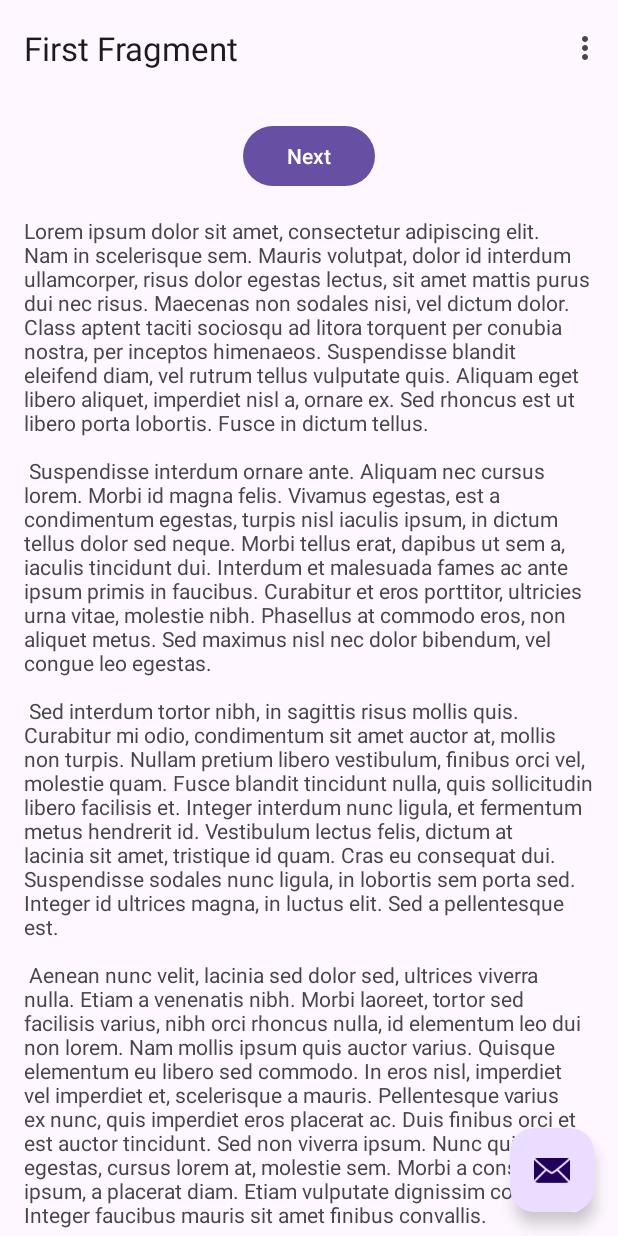
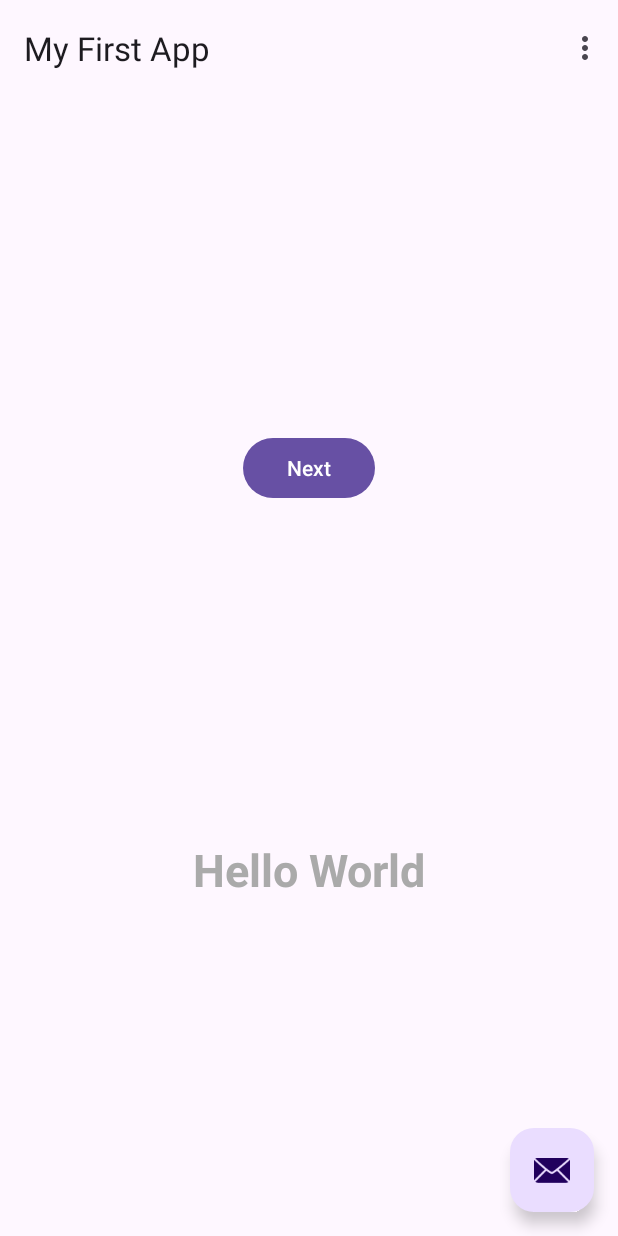
Before and after one commit to twopercentjazz/CSB430_Android, an Android app: the screen it shows after launch (MainActivity), on a phone screen of 412 x 824 dp. Run offline under Robolectric (Android 15) with nearby library versions, the phone set to English and light mode, and no system bars; our stand-ins replace navigation-ui.

```diff
--- a/app/src/main/res/layout/fragment_first.xml
+++ b/app/src/main/res/layout/fragment_first.xml
@@ -1,15 +1,14 @@
 <?xml version="1.0" encoding="utf-8"?>
-<androidx.core.widget.NestedScrollView xmlns:android="http://schemas.android.com/apk/res/android"
+
+
+    <androidx.constraintlayout.widget.ConstraintLayout
         xmlns:app="http://schemas.android.com/apk/res-auto"
         xmlns:tools="http://schemas.android.com/tools"
+        xmlns:android="http://schemas.android.com/apk/res/android"
         android:layout_width="match_parent"
         android:layout_height="match_parent"
+        android:padding="16dp"
         tools:context=".FirstFragment">
-
-    <androidx.constraintlayout.widget.ConstraintLayout
-        android:layout_width="match_parent"
-        android:layout_height="match_parent"
-        android:padding="16dp">
 
         <Button
             android:id="@+id/button_first"
@@ -26,10 +25,13 @@
         android:layout_width="wrap_content"
         android:layout_height="wrap_content"
         android:layout_marginTop="16dp"
-            android:text="@string/lorem_ipsum"
+        android:fontFamily="sans-serif"
+        android:text="@string/helloWorld"
+        android:textColor="@android:color/darker_gray"
+        android:textSize="30sp"
+        android:textStyle="bold"
         app:layout_constraintBottom_toBottomOf="parent"
         app:layout_constraintEnd_toEndOf="parent"
         app:layout_constraintStart_toStartOf="parent"
         app:layout_constraintTop_toBottomOf="@id/button_first" />
     </androidx.constraintlayout.widget.ConstraintLayout>
-</androidx.core.widget.NestedScrollView>
--- a/app/src/main/res/values/strings.xml
+++ b/app/src/main/res/values/strings.xml
@@ -2,10 +2,11 @@
     <string name="app_name">CSB430 My First App</string>
     <string name="action_settings">Settings</string>
     <!-- Strings used for fragments for navigation -->
-    <string name="first_fragment_label">First Fragment</string>
+    <string name="first_fragment_label">My First App</string>
     <string name="second_fragment_label">Second Fragment</string>
     <string name="next">Next</string>
     <string name="previous">Previous</string>
+    <string name="helloWorld">Hello World</string>
 
     <string name="lorem_ipsum">
         Lorem ipsum dolor sit amet, consectetur adipiscing elit. Nam in scelerisque sem. Mauris
```
Lines whose indentation alone changed are shown as unchanged.
